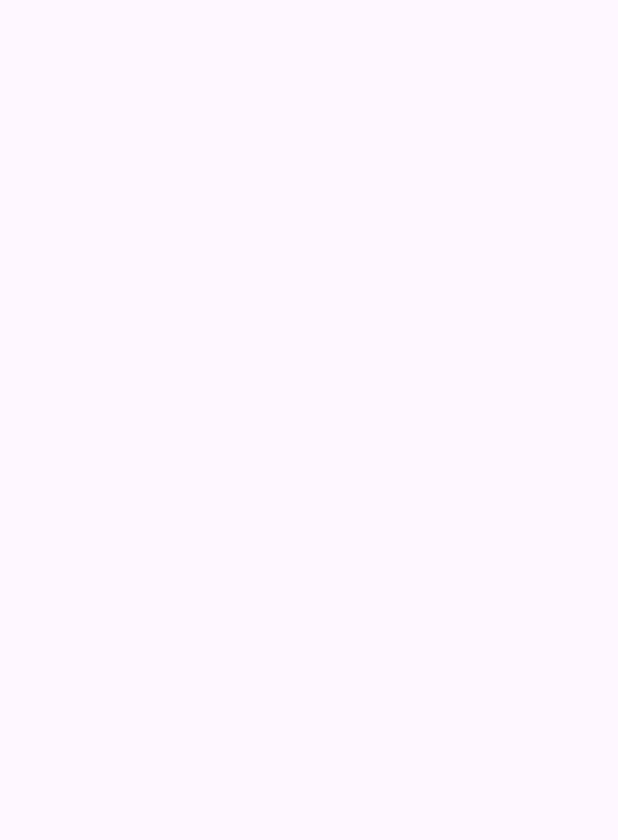
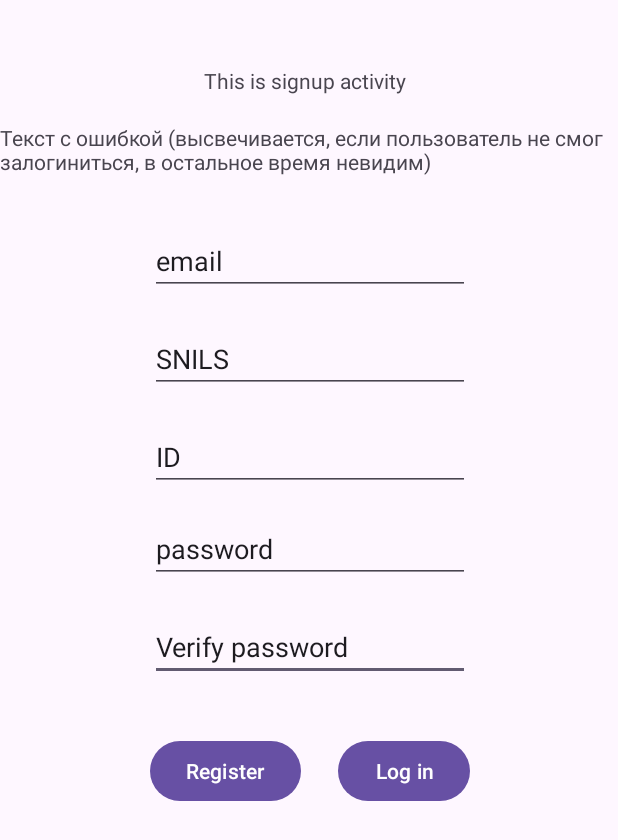
Before and after one commit to 10zz/LK_University, an Android app: the SignUpActivity screen opened directly, with no data from a screen before it, on a phone screen of 412 x 824 dp. Before the commit the part shown is empty. Shown: the top 840 px of the screen. Run offline under Robolectric (Android 15) with nearby library versions, the phone set to English and light mode, and no system bars.

Commit message:
Added temporary view elements to activity_sign_up.xml.

```diff
--- a/app/src/main/res/layout/activity_sign_up.xml
+++ b/app/src/main/res/layout/activity_sign_up.xml
@@ -7,4 +7,101 @@
     android:layout_height="match_parent"
     tools:context=".SignUpActivity">
 
+    <EditText
+        android:id="@+id/verifyPasswordEditText"
+        android:layout_width="wrap_content"
+        android:layout_height="wrap_content"
+        android:layout_marginStart="100dp"
+        android:layout_marginTop="20dp"
+        android:ems="10"
+        android:inputType="text"
+        android:text="Verify password"
+        app:layout_constraintStart_toStartOf="parent"
+        app:layout_constraintTop_toBottomOf="@+id/passwordEditText" />
+
+    <EditText
+        android:id="@+id/IDEditText"
+        android:layout_width="wrap_content"
+        android:layout_height="wrap_content"
+        android:layout_marginStart="100dp"
+        android:layout_marginTop="20dp"
+        android:ems="10"
+        android:inputType="text"
+        android:text="ID"
+        app:layout_constraintStart_toStartOf="parent"
+        app:layout_constraintTop_toBottomOf="@+id/SNILSEditText" />
+
+    <EditText
+        android:id="@+id/SNILSEditText"
+        android:layout_width="wrap_content"
+        android:layout_height="wrap_content"
+        android:layout_marginStart="100dp"
+        android:layout_marginTop="20dp"
+        android:ems="10"
+        android:inputType="text"
+        android:text="SNILS"
+        app:layout_constraintStart_toStartOf="parent"
+        app:layout_constraintTop_toBottomOf="@+id/emailEditText" />
+
+    <TextView
+        android:id="@+id/errorTextView"
+        android:layout_width="wrap_content"
+        android:layout_height="wrap_content"
+        android:layout_marginBottom="16dp"
+        android:text="Текст с ошибкой (высвечивается, если пользователь не смог залогиниться, в остальное время невидим)"
+        app:layout_constraintBottom_toTopOf="@+id/emailEditText"
+        app:layout_constraintStart_toStartOf="parent"
+        app:layout_constraintTop_toBottomOf="@+id/textView" />
+
+    <Button
+        android:id="@+id/registerButton"
+        android:layout_width="wrap_content"
+        android:layout_height="wrap_content"
+        android:layout_marginTop="36dp"
+        android:text="Register"
+        app:layout_constraintStart_toStartOf="@+id/passwordEditText"
+        app:layout_constraintTop_toBottomOf="@+id/verifyPasswordEditText" />
+
+    <Button
+        android:id="@+id/loginButton"
+        android:layout_width="wrap_content"
+        android:layout_height="wrap_content"
+        android:layout_marginTop="36dp"
+        android:text="Log in"
+        app:layout_constraintEnd_toEndOf="@+id/passwordEditText"
+        app:layout_constraintTop_toBottomOf="@+id/verifyPasswordEditText" />
+
+    <EditText
+        android:id="@+id/passwordEditText"
+        android:layout_width="wrap_content"
+        android:layout_height="wrap_content"
+        android:layout_marginTop="16dp"
+        android:ems="10"
+        android:inputType="text"
+        android:text="password"
+        app:layout_constraintStart_toStartOf="@+id/emailEditText"
+        app:layout_constraintTop_toBottomOf="@+id/IDEditText" />
+
+    <EditText
+        android:id="@+id/emailEditText"
+        android:layout_width="wrap_content"
+        android:layout_height="wrap_content"
+        android:layout_marginStart="100dp"
+        android:layout_marginTop="88dp"
+        android:ems="10"
+        android:inputType="text"
+        android:text="email"
+        app:layout_constraintStart_toStartOf="parent"
+        app:layout_constraintTop_toBottomOf="@+id/textView" />
+
+    <TextView
+        android:id="@+id/textView"
+        android:layout_width="wrap_content"
+        android:layout_height="wrap_content"
+        android:layout_marginStart="136dp"
+        android:layout_marginTop="44dp"
+        android:text="This is signup activity"
+        app:layout_constraintStart_toStartOf="parent"
+        app:layout_constraintTop_toTopOf="parent" />
+
 </androidx.constraintlayout.widget.ConstraintLayout>
```
